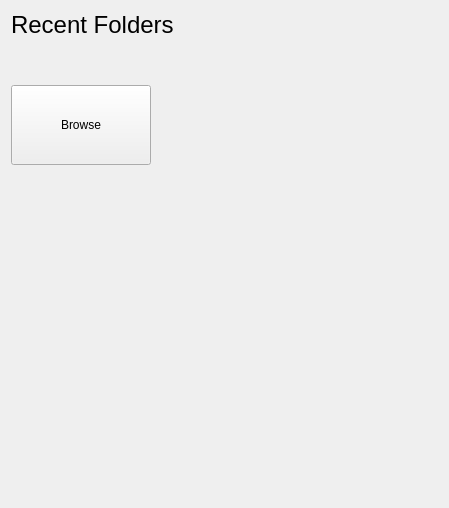
Qt form JASP-Desktop/backstage/backstagecomputer.ui (jasp-stats/jasp-desktop) before a commit.
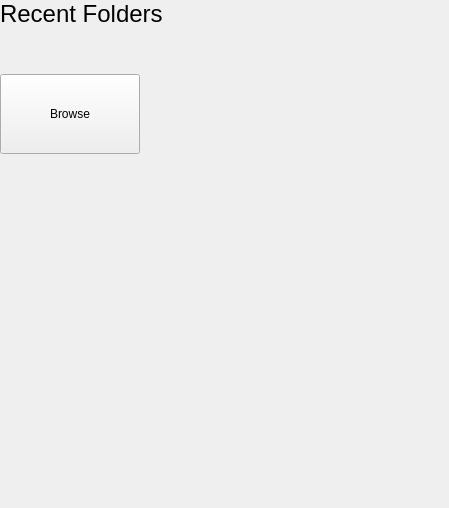
The same form after that commit. Icons and pictures are not drawn. Custom widgets are drawn as their Qt base class.

```diff
--- a/JASP-Desktop/backstage/backstagecomputer.ui
+++ b/JASP-Desktop/backstage/backstagecomputer.ui
@@ -14,6 +14,18 @@
    <string>Form</string>
   </property>
   <layout class="QGridLayout" name="gridLayout_2">
+   <property name="leftMargin">
+    <number>0</number>
+   </property>
+   <property name="topMargin">
+    <number>0</number>
+   </property>
+   <property name="rightMargin">
+    <number>0</number>
+   </property>
+   <property name="bottomMargin">
+    <number>0</number>
+   </property>
    <property name="verticalSpacing">
     <number>3</number>
    </property>
```
